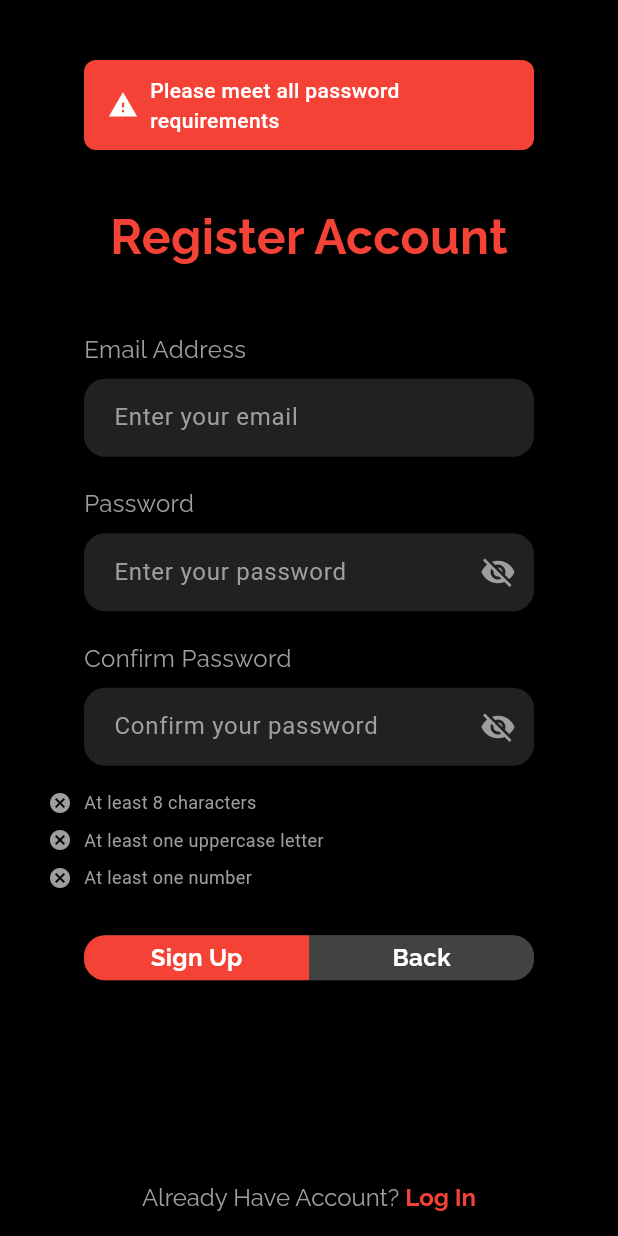
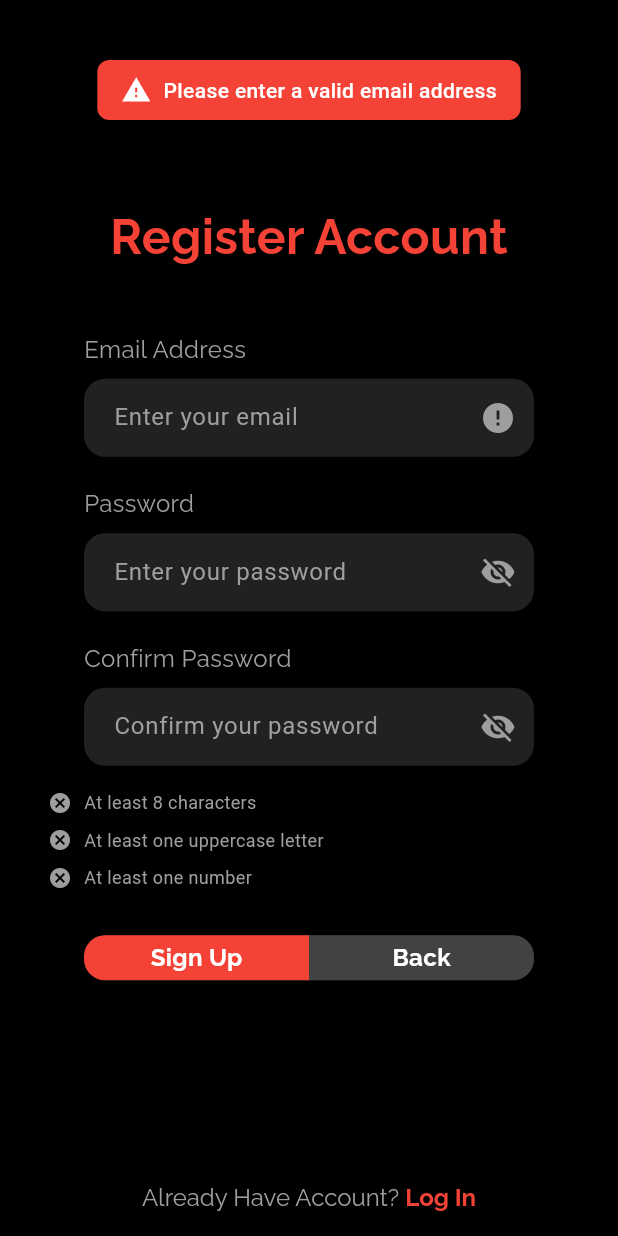
Before and after one commit to taalnorbert/dyno2, a Flutter app: the Signup screen opened by its route, after a tap on "Sign Up", on a phone screen of 412 x 824 dp. Run offline on Flutter 3.47's test engine with Material 3 defaults, Android fonts, the phone set to English and light mode, and no system bars; our stand-ins replace cloud_firestore, firebase_auth, firebase_core, fluttertoast, geolocator, go_router and 4 more; accounts and stored records are empty; generated files the repository leaves out were written again.

Commit message:
UPDATE - Email input mező ellenőrzése

```diff
--- a/lib/signup/signup.dart
+++ b/lib/signup/signup.dart
@@ -23,10 +23,12 @@ class _SignupState extends State<Signup> {
   bool _hasMinLength = false;
   bool _hasUpperCase = false;
   bool _hasNumber = false;
+  bool _isEmailValid = false;
 
   // Add new state variables for warning messages
   bool showPasswordRequirementsWarning = false;
   bool showPasswordMismatchWarning = false;
+  bool showEmailWarning = false; // Add this variable
 
   @override
   Widget build(BuildContext context) {
@@ -107,6 +109,14 @@ class _SignupState extends State<Signup> {
                 color: Colors.red,
                 iconColor: Colors.white,
               ),
+            if (showEmailWarning)
+              const WarningMessage(
+                key: Key('emailWarning'),
+                message: "Please enter a valid email address",
+                icon: Icons.warning,
+                color: Colors.red,
+                iconColor: Colors.white,
+              ),
           ],
         ),
       ),
@@ -122,31 +132,39 @@ class _SignupState extends State<Signup> {
           'Email Address',
           style: GoogleFonts.raleway(
             textStyle: const TextStyle(
-              color: Colors.grey, // Szürke szöveg
+              color: Colors.grey,
               fontWeight: FontWeight.normal,
               fontSize: 16,
             ),
           ),
         ),
-        const SizedBox(height: 8), // Kisebb távolság a cím és a mező között
+        const SizedBox(height: 8),
         SizedBox(
-          width: 300, // Szélesség csökkentése
+          width: 300,
           child: TextField(
             controller: _emailController,
-            style: const TextStyle(
-                color: Colors.white), // Fehér szöveg a beviteli mezőben
+            style: const TextStyle(color: Colors.white),
+            onChanged: (value) {
+              setState(() {
+                _isEmailValid = _validateEmail(value);
+              });
+            },
             decoration: InputDecoration(
               filled: true,
-              fillColor: Colors.grey[900], // Sötétszürke háttér
+              fillColor: Colors.grey[900],
               border: OutlineInputBorder(
                 borderSide: BorderSide.none,
                 borderRadius: BorderRadius.circular(14),
               ),
-              hintText: 'Enter your email', // Placeholder szöveg
-              hintStyle:
-                  const TextStyle(color: Colors.grey), // Szürke placeholder
-              contentPadding: const EdgeInsets.symmetric(
-                  vertical: 14, horizontal: 16), // Kisebb padding
+              hintText: 'Enter your email',
+              hintStyle: const TextStyle(color: Colors.grey),
+              contentPadding:
+                  const EdgeInsets.symmetric(vertical: 14, horizontal: 16),
+              // Add validation indicator
+              suffixIcon: Icon(
+                _isEmailValid ? Icons.check_circle : Icons.error,
+                color: _isEmailValid ? Colors.green : Colors.grey,
+              ),
             ),
           ),
         ),
@@ -280,7 +298,13 @@ class _SignupState extends State<Signup> {
             width: 150,
             child: GestureDetector(
               onTap: () async {
-                // Check if all password conditions are met
+                // Check email validity first
+                if (!_isEmailValid) {
+                  _showWarning('email');
+                  return;
+                }
+
+                // Check password conditions
                 if (!_hasMinLength || !_hasUpperCase || !_hasNumber) {
                   _showWarning('requirements');
                   return;
@@ -431,23 +455,37 @@ class _SignupState extends State<Signup> {
   // Add method to show warning messages
   void _showWarning(String type) {
     setState(() {
-      if (type == 'requirements') {
-        showPasswordRequirementsWarning = true;
-        showPasswordMismatchWarning = false;
-      } else if (type == 'mismatch') {
-        showPasswordMismatchWarning = true;
-        showPasswordRequirementsWarning = false;
+      showPasswordRequirementsWarning = false;
+      showPasswordMismatchWarning = false;
+      showEmailWarning = false; // Add this variable to class properties
+
+      switch (type) {
+        case 'email':
+          showEmailWarning = true;
+          break;
+        case 'requirements':
+          showPasswordRequirementsWarning = true;
+          break;
+        case 'mismatch':
+          showPasswordMismatchWarning = true;
+          break;
       }
     });
 
-    // Auto-hide warning after 3 seconds
     Future.delayed(const Duration(seconds: 3), () {
       if (mounted) {
         setState(() {
           showPasswordRequirementsWarning = false;
           showPasswordMismatchWarning = false;
+          showEmailWarning = false;
         });
       }
     });
   }
+
+  // Add this validation method
+  bool _validateEmail(String email) {
+    final emailRegex = RegExp(r'^[^@]+@[^@]+\.[^@]+$');
+    return emailRegex.hasMatch(email);
+  }
 }
```
